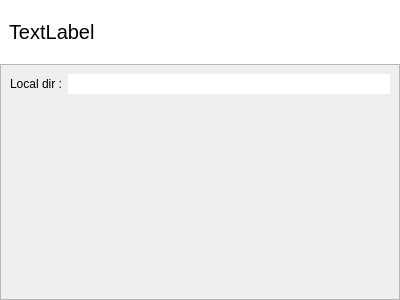
The window that src/RepositoryPropertyDialog.ui (soramimi/Guitar) describes before a commit, drawn with Qt 5.
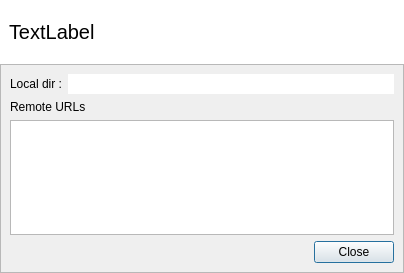
The same window after the commit. Custom widgets are drawn as their Qt base class.

```diff
--- a/src/RepositoryPropertyDialog.ui
+++ b/src/RepositoryPropertyDialog.ui
@@ -6,8 +6,8 @@
    <rect>
     <x>0</x>
     <y>0</y>
-    <width>400</width>
-    <height>300</height>
+    <width>404</width>
+    <height>273</height>
    </rect>
   </property>
   <property name="windowTitle">
@@ -78,6 +78,8 @@
      <property name="frameShadow">
       <enum>QFrame::Raised</enum>
      </property>
+     <layout class="QVBoxLayout" name="verticalLayout_2">
+      <item>
      <layout class="QFormLayout" name="formLayout">
       <item row="0" column="0">
        <widget class="QLabel" name="label_2">
@@ -97,6 +99,42 @@
        </widget>
       </item>
      </layout>
+      </item>
+      <item>
+       <widget class="QLabel" name="label">
+        <property name="text">
+         <string>Remote URLs</string>
+        </property>
+       </widget>
+      </item>
+      <item>
+       <widget class="RemoteRepositoriesTableWidget" name="tableWidget"/>
+      </item>
+      <item>
+       <layout class="QHBoxLayout" name="horizontalLayout_2">
+        <item>
+         <spacer name="horizontalSpacer">
+          <property name="orientation">
+           <enum>Qt::Horizontal</enum>
+          </property>
+          <property name="sizeHint" stdset="0">
+           <size>
+            <width>40</width>
+            <height>20</height>
+           </size>
+          </property>
+         </spacer>
+        </item>
+        <item>
+         <widget class="QPushButton" name="pushButton">
+          <property name="text">
+           <string>Close</string>
+          </property>
+         </widget>
+        </item>
+       </layout>
+      </item>
+     </layout>
     </widget>
    </item>
   </layout>
@@ -107,6 +145,11 @@
    <extends>QLineEdit</extends>
    <header>ReadOnlyLineEdit.h</header>
   </customwidget>
+  <customwidget>
+   <class>RemoteRepositoriesTableWidget</class>
+   <extends>QTableWidget</extends>
+   <header>RemoteRepositoriesTableWidget.h</header>
+  </customwidget>
  </customwidgets>
  <resources/>
  <connections/>
```
Left out of the diff: 19 changed lines with no effect on the pictures. Lines whose indentation alone changed are shown as unchanged.
